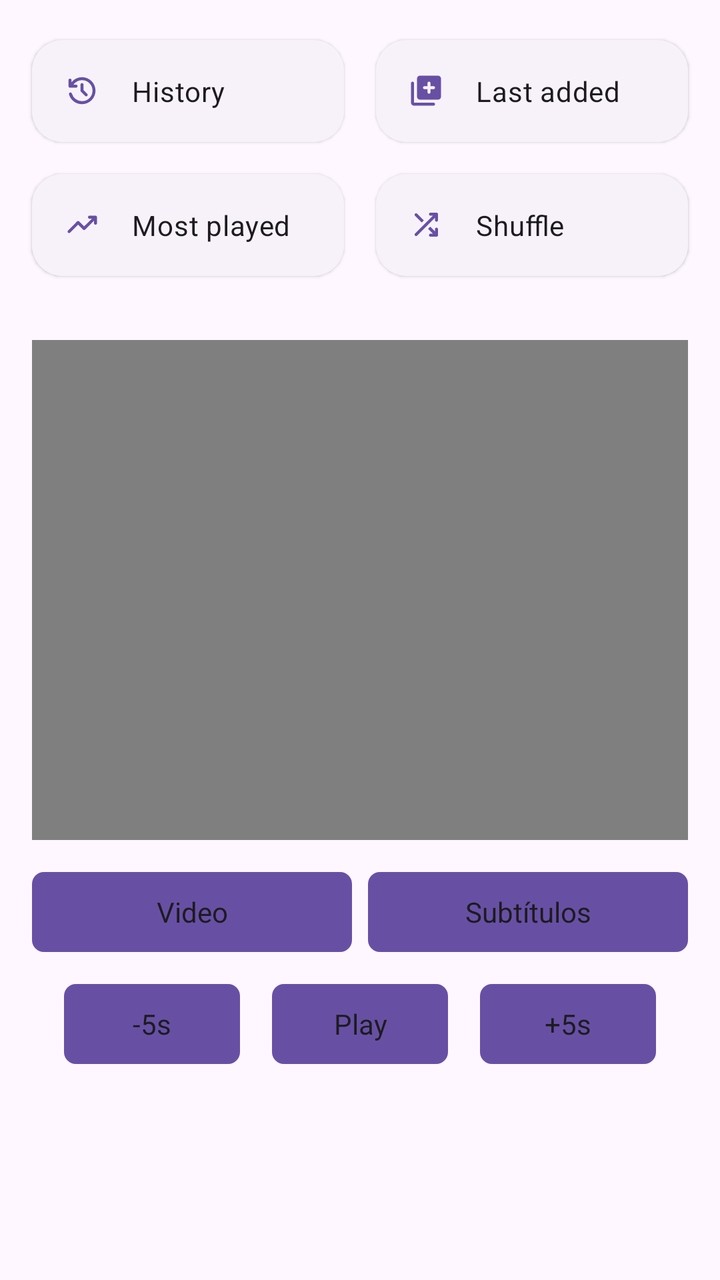
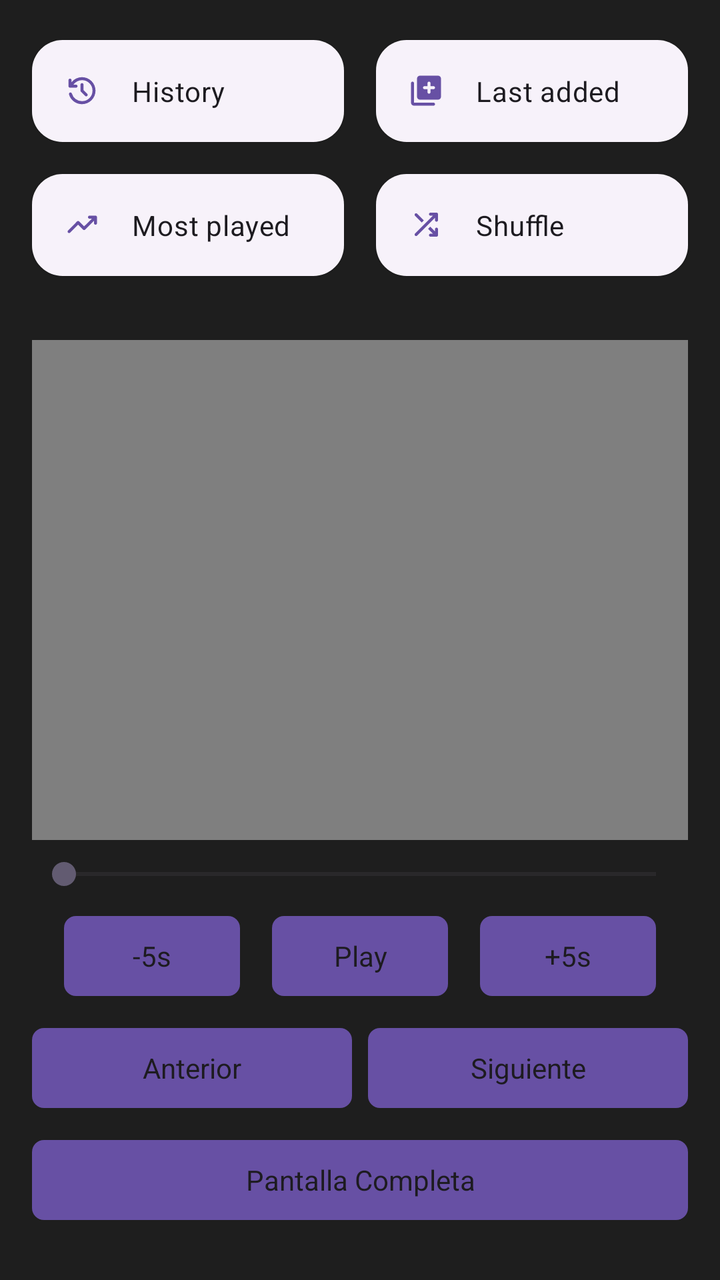

Before-and-after screenshots of an Android layout around one commit, followed by the original layout XML and the change that was made.
<!-- AndroidManifest.xml: application theme Theme.RetroMusic.FollowSystem -->
<!-- res/layout/home_content.xml -->
<?xml version="1.0" encoding="utf-8"?>
<LinearLayout xmlns:android="http://schemas.android.com/apk/res/android"
    android:layout_width="match_parent"
    android:layout_height="match_parent"
    android:orientation="vertical"
    android:focusable="true"
    android:focusableInTouchMode="true">

    <include
        android:id="@+id/abs_playlists"
        layout="@layout/abs_playlists" />

    <LinearLayout
        android:layout_width="match_parent"
        android:layout_height="wrap_content"
        android:orientation="vertical"
        android:padding="16dp">

        <FrameLayout
            android:id="@+id/videoContainer"
            android:layout_width="match_parent"
            android:layout_height="250dp"
            android:background="#000000">

            <VideoView
                android:id="@+id/videoPlayer"
                android:layout_width="match_parent"
                android:layout_height="match_parent"
                android:layout_gravity="center" />

            <TextView
                android:id="@+id/tvSubtitleOverlay"
                android:layout_width="match_parent"
                android:layout_height="wrap_content"
                android:layout_gravity="bottom|center_horizontal"
                android:gravity="center"
                android:padding="16dp"
                android:textColor="#FFFFFF"
                android:textSize="18sp" />
        </FrameLayout>

        <LinearLayout
            android:layout_width="match_parent"
            android:layout_height="wrap_content"
            android:orientation="horizontal"
            android:layout_marginTop="12dp">

            <Button
                android:id="@+id/btnOpenFile"
                android:layout_width="0dp"
                android:layout_height="wrap_content"
                android:layout_weight="1"
                android:text="Video" />

            <Button
                android:id="@+id/btnLoadSubtitles"
                android:layout_width="0dp"
                android:layout_height="wrap_content"
                android:layout_weight="1"
                android:layout_marginStart="8dp"
                android:text="Subtítulos" />
        </LinearLayout>

        <LinearLayout
            android:layout_width="match_parent"
            android:layout_height="wrap_content"
            android:gravity="center"
            android:orientation="horizontal"
            android:layout_marginTop="8dp">

            <Button
                android:id="@+id/btnRewind"
                android:layout_width="wrap_content"
                android:layout_height="wrap_content"
                android:text="-5s" />

            <Button
                android:id="@+id/btnPlayPause"
                android:layout_width="wrap_content"
                android:layout_height="wrap_content"
                android:layout_marginHorizontal="16dp"
                android:text="Play" />

            <Button
                android:id="@+id/btnForward"
                android:layout_width="wrap_content"
                android:layout_height="wrap_content"
                android:text="+5s" />
        </LinearLayout>

    </LinearLayout>
</LinearLayout>
<!-- res/layout/abs_playlists.xml (included above) -->
<?xml version="1.0" encoding="utf-8"?>
<androidx.constraintlayout.widget.ConstraintLayout xmlns:android="http://schemas.android.com/apk/res/android"
    xmlns:app="http://schemas.android.com/apk/res-auto"
    android:layout_width="match_parent"
    android:layout_height="wrap_content"
    android:orientation="vertical"
    android:paddingBottom="12dp">

    <com.google.android.material.button.MaterialButton
        android:id="@+id/history"
        style="@style/HomeActionButton"
        android:layout_width="0dp"
        android:layout_height="wrap_content"
        android:layout_marginStart="16dp"
        android:layout_marginTop="16dp"
        android:layout_marginEnd="16dp"
        android:text="@string/history"
        app:icon="@drawable/ic_history"
        app:layout_constraintEnd_toStartOf="@+id/lastAdded"
        app:layout_constraintHorizontal_bias="0.5"
        app:layout_constraintStart_toStartOf="parent"
        app:layout_constraintTop_toTopOf="parent" />

    <com.google.android.material.button.MaterialButton
        android:id="@+id/lastAdded"
        style="@style/HomeActionButton"
        android:layout_width="0dp"
        android:layout_height="wrap_content"
        android:layout_marginEnd="16dp"
        android:text="@string/last_added"
        app:icon="@drawable/ic_library_add"
        app:layout_constraintEnd_toEndOf="parent"
        app:layout_constraintHorizontal_bias="0.5"
        app:layout_constraintStart_toEndOf="@+id/history"
        app:layout_constraintTop_toTopOf="@+id/history" />

    <com.google.android.material.button.MaterialButton
        android:id="@+id/topPlayed"
        style="@style/HomeActionButton"
        android:layout_width="0dp"
        android:layout_height="wrap_content"
        android:layout_marginTop="8dp"
        android:layout_marginEnd="16dp"
        android:text="@string/my_top_tracks"
        app:icon="@drawable/ic_trending_up"
        app:layout_constraintEnd_toStartOf="@+id/actionShuffle"
        app:layout_constraintHorizontal_bias="0.5"
        app:layout_constraintStart_toStartOf="@+id/history"
        app:layout_constraintTop_toBottomOf="@+id/history" />

    <com.google.android.material.button.MaterialButton
        android:id="@+id/actionShuffle"
        style="@style/HomeActionButton"
        android:layout_width="0dp"
        android:layout_height="wrap_content"
        android:layout_marginTop="8dp"
        android:text="@string/shuffle"
        app:icon="@drawable/ic_shuffle"
        app:layout_constraintEnd_toEndOf="@+id/lastAdded"
        app:layout_constraintHorizontal_bias="0.5"
        app:layout_constraintStart_toEndOf="@+id/topPlayed"
        app:layout_constraintTop_toBottomOf="@+id/lastAdded" />

</androidx.constraintlayout.widget.ConstraintLayout>
<!-- resources referenced by this layout -->
<resources>
  <string name="history">History</string>
  <string name="last_added">Last added</string>
  <string name="my_top_tracks">Most played</string>
  <string name="shuffle">Shuffle</string>
  <style name="HomeActionButton" parent="Widget.Material3.Button.ElevatedButton.Icon">
          <item name="android:paddingTop">16dp</item>
          <item name="android:paddingBottom">16dp</item>
          <item name="android:textColor">?attr/colorOnSurface</item>
          <item name="shapeAppearanceOverlay">
              @style/ShapeAppearanceOverlay.Material3.FloatingActionButton
          </item>
          <item name="iconPadding">16dp</item>
          <item name="iconGravity">start</item>
          <item name="android:gravity">start|center_vertical</item>
          <item name="android:textAppearance">@style/TextViewBody2</item>
      </style>
  <style name="Theme.RetroMusic.FollowSystem" parent="Theme.RetroMusic.Base.Adaptive">
          <item name="android:windowBackground">?colorSurface</item>
      </style>
  <style name="TextViewBody2" parent="TextAppearance.MaterialComponents.Body2" />
  <!-- drawable round_selector (drawable) -->
  <ripple xmlns:android="http://schemas.android.com/apk/res/android"
      android:color="?android:attr/colorControlHighlight">
  
      <item
          android:id="@android:id/mask"
          android:drawable="@drawable/round_selector_mask" />
  
  </ripple>
  <style name="Widget.ActionButton.Overflow" parent="Widget.AppCompat.ActionButton.Overflow">
          <item name="android:contentDescription">@string/abc_action_menu_overflow_description</item>
      </style>
  <style name="MaterialAlertDialogTheme" parent="ThemeOverlay.Material3.MaterialAlertDialog" />
  <style name="MaterialButtonTheme" parent="Widget.Material3.Button">
          <item name="cornerRadius">6dp</item>
          <item name="iconGravity">textStart</item>
          <item name="iconTint">?attr/colorControlNormal</item>
          <item name="android:textColor">?android:attr/textColorPrimary</item>
          <item name="android:textAppearance">@style/TextViewNormal</item>
          <item name="android:textAllCaps">false</item>
          <item name="android:paddingTop">@dimen/button_padding_vertical</item>
          <item name="android:paddingBottom">@dimen/button_padding_vertical</item>
      </style>
  <style name="MaterialPopupMenuStyle" parent="Widget.Material3.PopupMenu">
          <item name="android:popupBackground">@drawable/popup_background</item>
      </style>
  <color name="elevationOverlay">@color/elevationOverlayLight</color>
  <!-- drawable popup_background (drawable) -->
  <?xml version="1.0" encoding="utf-8"?>
  <layer-list xmlns:android="http://schemas.android.com/apk/res/android">
      <item>
          <shape>
              <solid android:color="?attr/colorSurface" />
              <corners android:radius="20dp" />
          </shape>
      </item>
      <item>
          <shape>
              <solid android:color="@color/m3_popupmenu_overlay_color"/>
              <corners android:radius="20dp" />
              <padding
                  android:bottom="10dp"
                  android:top="10dp" />
          </shape>
      </item>
  </layer-list>
  <!-- drawable round_selector_mask (drawable) -->
  <?xml version="1.0" encoding="utf-8"?>
  <shape xmlns:android="http://schemas.android.com/apk/res/android"
      android:shape="oval">
      <solid android:color="@android:color/white" />
  </shape>
  <dimen name="m3_card_corner_radius">16dp</dimen>
  <color name="md_green_500">#4CAF50</color>
  <style name="TextViewNormal" parent="">
          <item name="android:textSize">14sp</item>
      </style>
  <dimen name="button_padding_vertical">10dp</dimen>
  <color name="elevationOverlayLight">@color/md_grey_500</color>
  <color name="md_grey_500">#9E9E9E</color>
  <!-- unchanged entries left out for length: 6 -->
</resources>

<!-- the commit's change to res/layout/home_content.xml (unified diff, before → after) -->
@@ -3,6 +3,7 @@
     android:layout_width="match_parent"
     android:layout_height="match_parent"
     android:orientation="vertical"
+    android:background="#1E1E1E"
     android:focusable="true"
     android:focusableInTouchMode="true">
 
@@ -39,6 +40,68 @@
                 android:textSize="18sp" />
         </FrameLayout>
 
+        <SeekBar
+            android:id="@+id/videoSeekBar"
+            android:layout_width="match_parent"
+            android:layout_height="wrap_content"
+            android:layout_marginTop="8dp" />
+
+        <LinearLayout
+            android:layout_width="match_parent"
+            android:layout_height="wrap_content"
+            android:gravity="center"
+            android:orientation="horizontal"
+            android:layout_marginTop="8dp">
+
+            <Button
+                android:id="@+id/btnRewindTime"
+                android:layout_width="wrap_content"
+                android:layout_height="wrap_content"
+                android:text="-5s" />
+
+            <Button
+                android:id="@+id/btnPlayPause"
+                android:layout_width="wrap_content"
+                android:layout_height="wrap_content"
+                android:layout_marginHorizontal="16dp"
+                android:text="Play" />
+
+            <Button
+                android:id="@+id/btnForwardTime"
+                android:layout_width="wrap_content"
+                android:layout_height="wrap_content"
+                android:text="+5s" />
+        </LinearLayout>
+
+        <LinearLayout
+            android:layout_width="match_parent"
+            android:layout_height="wrap_content"
+            android:orientation="horizontal"
+            android:layout_marginTop="8dp">
+
+            <Button
+                android:id="@+id/btnPrevVideo"
+                android:layout_width="0dp"
+                android:layout_height="wrap_content"
+                android:layout_weight="1"
+                android:text="Anterior" />
+
+            <Button
+                android:id="@+id/btnNextVideo"
+                android:layout_width="0dp"
+                android:layout_height="wrap_content"
+                android:layout_weight="1"
+                android:layout_marginStart="8dp"
+                android:text="Siguiente" />
+        </LinearLayout>
+
+        <Button
+            android:id="@+id/btnFullscreen"
+            android:layout_width="match_parent"
+            android:layout_height="wrap_content"
+            android:layout_marginTop="8dp"
+            android:text="Pantalla Completa" />
+
         <LinearLayout
             android:layout_width="match_parent"
             android:layout_height="wrap_content"
@@ -59,33 +122,6 @@
                 android:layout_weight="1"
                 android:layout_marginStart="8dp"
                 android:text="Subtítulos" />
-        </LinearLayout>
-
-        <LinearLayout
-            android:layout_width="match_parent"
-            android:layout_height="wrap_content"
-            android:gravity="center"
-            android:orientation="horizontal"
-            android:layout_marginTop="8dp">
-
-            <Button
-                android:id="@+id/btnRewind"
-                android:layout_width="wrap_content"
-                android:layout_height="wrap_content"
-                android:text="-5s" />
-
-            <Button
-                android:id="@+id/btnPlayPause"
-                android:layout_width="wrap_content"
-                android:layout_height="wrap_content"
-                android:layout_marginHorizontal="16dp"
-                android:text="Play" />
-
-            <Button
-                android:id="@+id/btnForward"
-                android:layout_width="wrap_content"
-                android:layout_height="wrap_content"
-                android:text="+5s" />
         </LinearLayout>
 
     </LinearLayout>
